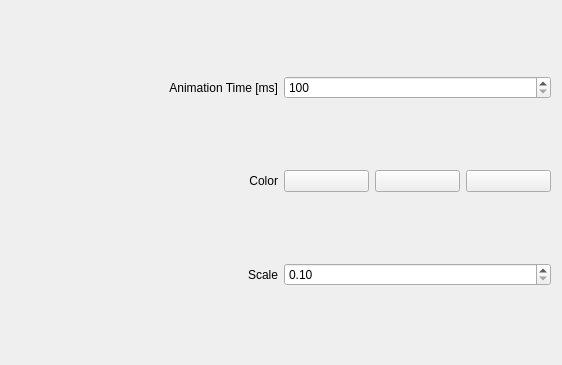
The window that kwin/wisps/config.ui (Schneegans/Burn-My-Windows) describes before a commit, drawn with Qt 5.
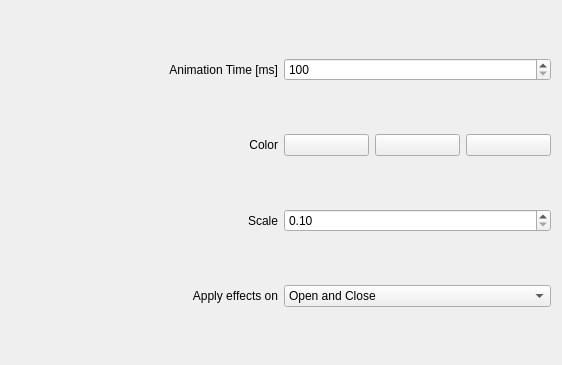
The same window after the commit. Custom widgets are drawn as their Qt base class.

Commit message: :tada: Apply effect on open only or close only

What changed in the file:
```diff
--- a/kwin/wisps/config.ui
+++ b/kwin/wisps/config.ui
@@ -83,6 +83,40 @@
                     </item>
                 </layout>
             </item>
+        
+            <item row="3" column="0">
+                <widget class="QLabel" name="label_ApplyEffectsOn">
+                    <property name="text">
+                        <string>Apply effects on</string>
+                    </property>
+                    <property name="alignment">
+                        <set>Qt::AlignmentFlag::AlignRight|Qt::AlignmentFlag::AlignTrailing|Qt::AlignmentFlag::AlignVCenter</set>
+                    </property>
+                </widget>
+            </item>
+            <item row="3" column="1">
+                <widget class="QComboBox" name="kcfg_ApplyEffectsOn">
+                                        <property name="currentIndex">
+                        <number>2</number>
+                    </property>
+<item>
+                        <property name="text">
+                            <string>Open only</string>
+                        </property>
+                    </item>
+                    <item>
+                        <property name="text">
+                            <string>Close only</string>
+                        </property>
+                    </item>
+                    <item>
+                        <property name="text">
+                            <string>Open and Close</string>
+                        </property>
+                    </item>
+                </widget>
+            </item>
+
         </layout>
     </widget>
     <customwidgets>
```
The commit also changes 38 other files.
